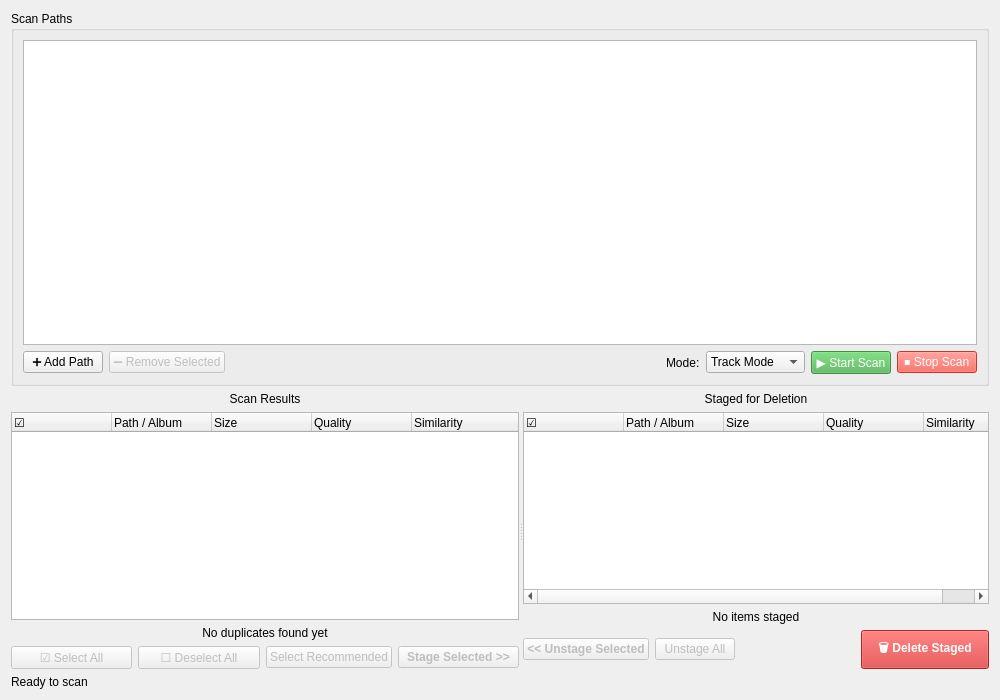
Qt form src/duperscooper_gui/ui/dual_pane_widget.ui (ohtostado/duperscooper) before a commit.
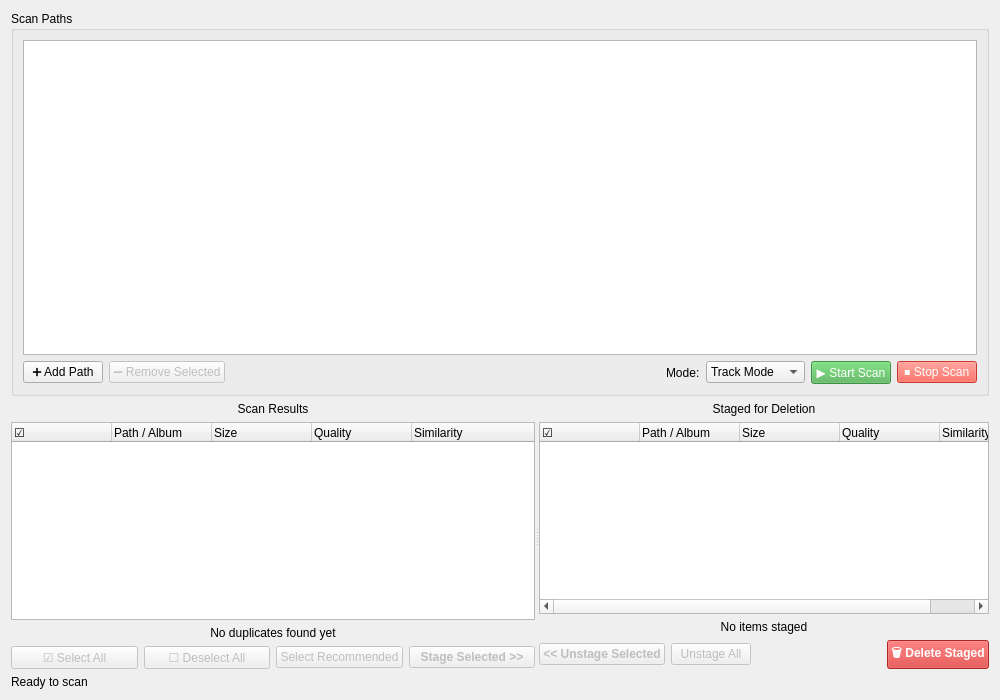
The same form after that commit.

Commit message:
fix: remove extra padding from Delete button for consistent heights
Removed 'padding: 8px 16px' from deleteAllButton styleSheet. The extra
padding was making the staging button row taller than the results
button row, causing the tree widgets above to have different heights.

Also added explicit spacing property (6px) to both button layouts for
consistency.

Both tree widgets should now have identical heights.

Patch:
```diff
--- a/src/duperscooper_gui/ui/dual_pane_widget.ui
+++ b/src/duperscooper_gui/ui/dual_pane_widget.ui
@@ -211,6 +211,9 @@
        <item>
         <!-- Results buttons group -->
         <layout class="QHBoxLayout" name="resultsButtonLayout">
+         <property name="spacing">
+          <number>6</number>
+         </property>
          <item>
           <widget class="QPushButton" name="selectAllButton">
            <property name="text">
@@ -330,6 +333,9 @@
        <item>
         <!-- Staging buttons group -->
         <layout class="QHBoxLayout" name="stagingButtonLayout">
+         <property name="spacing">
+          <number>6</number>
+         </property>
          <item>
           <widget class="QPushButton" name="unstageButton">
            <property name="text">
@@ -384,7 +390,7 @@
             <string>Delete all staged items (move to .deletedByDuperscooper)</string>
            </property>
            <property name="styleSheet">
-            <string notr="true">background-color: #d32f2f; color: white; padding: 8px 16px; font-weight: bold;</string>
+            <string notr="true">background-color: #d32f2f; color: white; font-weight: bold;</string>
            </property>
           </widget>
          </item>
```
